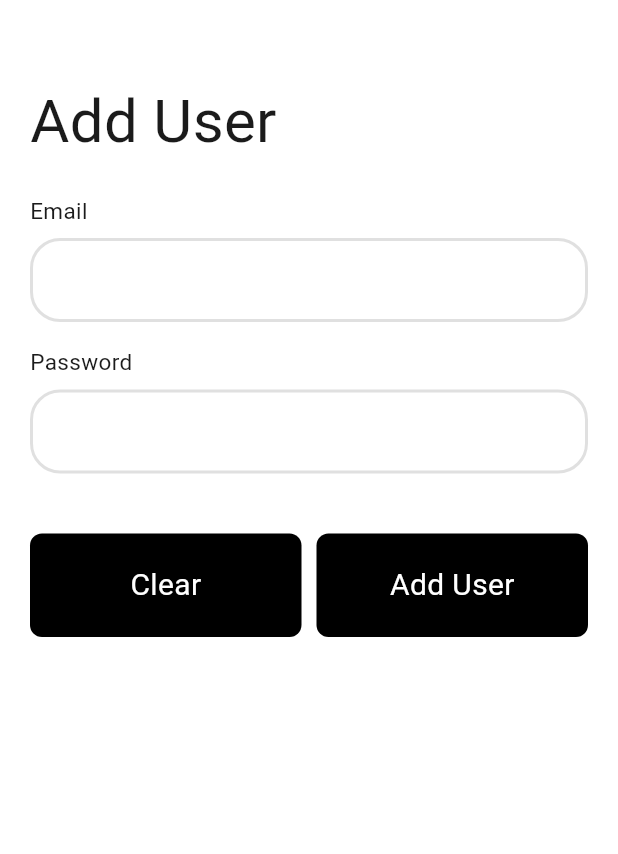
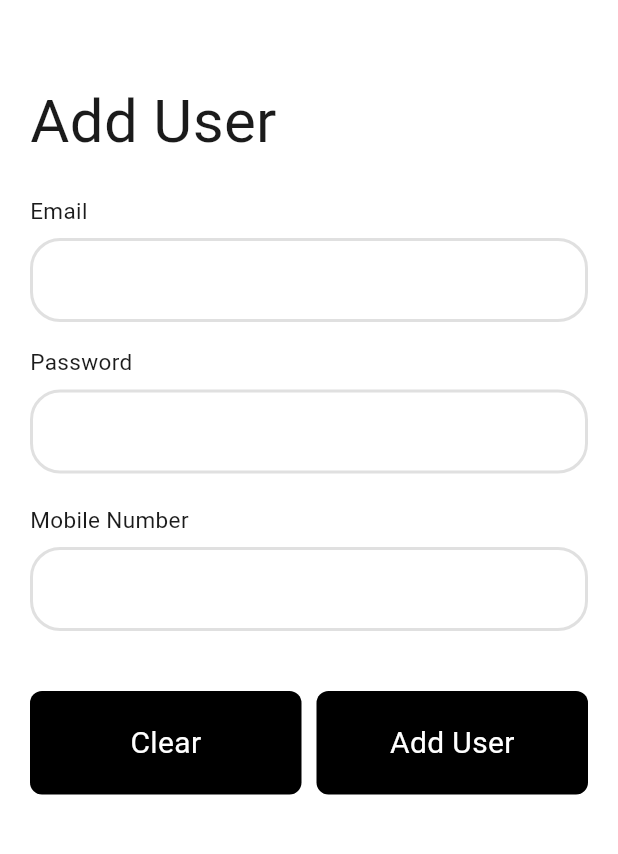
Before and after one commit to itsjohndavea/unlockme, a Flutter app: the AddUser screen opened directly, after a tap on "Add User", on a phone screen of 412 x 824 dp, the part 65-919 px from its top. Run offline on Flutter 3.47's test engine with Material 3 defaults, Android fonts, the phone set to English and light mode, and no system bars; our stand-ins replace badges, bloc, cloud_firestore, equatable, firebase_auth, firebase_core and 6 more; missing offline and left inert: panara_dialogs; accounts and stored records are empty; statements that could not run were skipped.

Commit message:
add mobile no

```diff
--- a/lib/app/ui/admin/add_user.dart
+++ b/lib/app/ui/admin/add_user.dart
@@ -16,6 +16,7 @@ class AddUser extends StatefulWidget {
 class _AddUserState extends State<AddUser> {
   final TextEditingController _emailController = TextEditingController();
   final TextEditingController _passwordController = TextEditingController();
+  final TextEditingController _mobileController = TextEditingController();
   bool _isLoading = false;
 
   @override
@@ -91,6 +92,22 @@ class _AddUserState extends State<AddUser> {
                 controller: _passwordController,
                 isEnable: true,
               ),
+              const SizedBox(height: 20.0),
+              Text(
+                "Mobile Number",
+                style: TextStyle(
+                    fontSize: 15.0,
+                    color: Theme.of(context).brightness == Brightness.dark
+                        ? Colors.white
+                        : const Color(0xFF1b1b1b)),
+              ),
+              const SizedBox(height: 8.0),
+              MyAdminTextfield(
+                hintText: "",
+                isPassword: false,
+                controller: _mobileController,
+                isEnable: true,
+              ),
               const SizedBox(height: 40.0),
               if (_isLoading)
                 const Center(child: CircularProgressIndicator())
@@ -131,15 +148,25 @@ class _AddUserState extends State<AddUser> {
 
     try {
       final authCubit = BlocProvider.of<AuthCubit>(context);
+
+      // Process the mobile number
+      String formattedMobileNumber = _mobileController.text.trim();
+      if (formattedMobileNumber.startsWith('0')) {
+        formattedMobileNumber = '+63${formattedMobileNumber.substring(1)}';
+      }
+
       // Call Cloud Function to create user here
       await authCubit.createUserWithEmailPassword(
         _emailController.text,
         _passwordController.text,
+        formattedMobileNumber, // pass the formatted number
       );
+
       // Notify the admin
       showSuccessDialog();
       _emailController.clear();
       _passwordController.clear();
+      _mobileController.clear();
     } catch (e) {
       showErrorDialog(e.toString());
     } finally {
```
